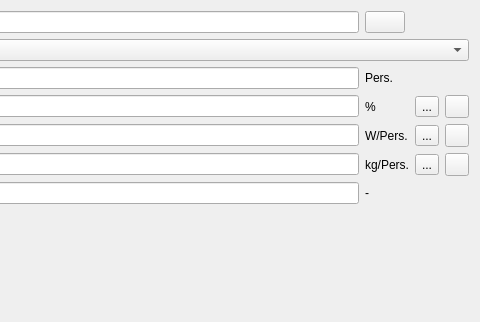
Old version of the form SIM-VICUS/src/SVDBInternalLoadsPersonEditWidget.ui in the repository ghorwin/SIM-VICUS; both pictures show x 281 to 761 and y 0 to 322 of the 761 by 322 pixel window.
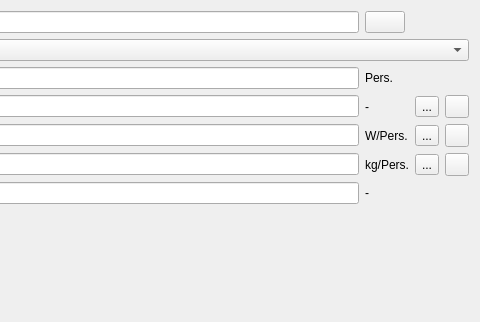
New version of the form. Icons and pictures are not drawn. Custom widgets are drawn as their Qt base class.

Commit message: unit DB Dialog

Diff of the .ui file:
```diff
--- a/SIM-VICUS/src/SVDBInternalLoadsPersonEditWidget.ui
+++ b/SIM-VICUS/src/SVDBInternalLoadsPersonEditWidget.ui
@@ -196,7 +196,7 @@
    <item row="3" column="2">
     <widget class="QLabel" name="label">
      <property name="text">
-      <string>%</string>
+      <string>-</string>
      </property>
     </widget>
    </item>
```
